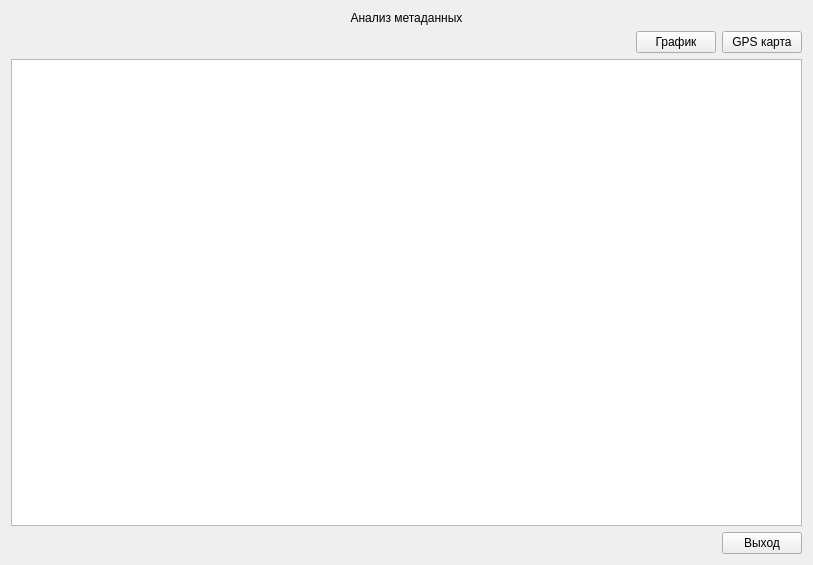
The window that formanalyze.ui (mistudio15/Photo-analysis) describes before a commit, drawn with Qt 5.
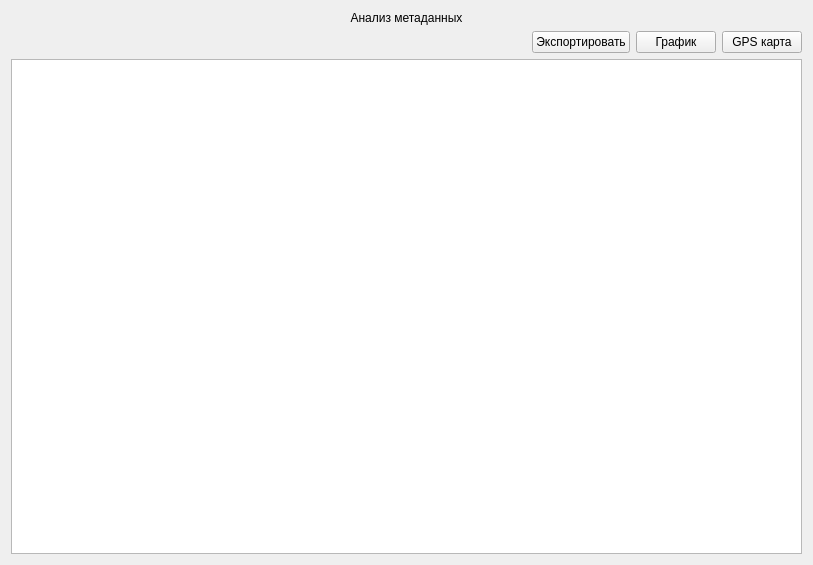
The same window after the commit.

```diff
--- a/formanalyze.ui
+++ b/formanalyze.ui
@@ -39,6 +39,13 @@
        </property>
       </spacer>
      </item>
+     <item>
+      <widget class="QPushButton" name="button_Export">
+       <property name="text">
+        <string>Экспортировать</string>
+       </property>
+      </widget>
+     </item>
      <item>
       <widget class="QPushButton" name="buttonGraph">
        <property name="text">
@@ -69,28 +76,7 @@
     </widget>
    </item>
    <item>
-    <layout class="QHBoxLayout" name="horizontalLayout">
-     <item>
-      <spacer name="horizontalSpacer">
-       <property name="orientation">
-        <enum>Qt::Horizontal</enum>
-       </property>
-       <property name="sizeHint" stdset="0">
-        <size>
-         <width>40</width>
-         <height>20</height>
-        </size>
-       </property>
-      </spacer>
-     </item>
-     <item>
-      <widget class="QPushButton" name="buttonExit">
-       <property name="text">
-        <string>Выход</string>
-       </property>
-      </widget>
-     </item>
-    </layout>
+    <layout class="QHBoxLayout" name="horizontalLayout"/>
    </item>
   </layout>
  </widget>
```
